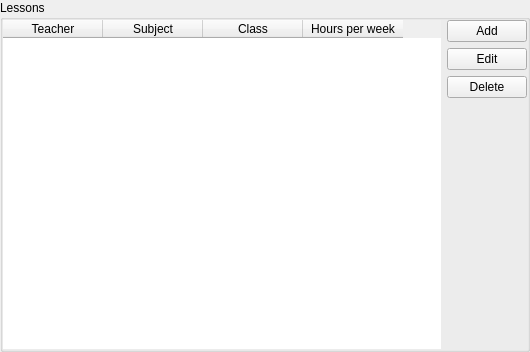
The window that Orar/OrarApp/LessonView.ui (alexandrutm/UnivTimetable) describes before a commit, drawn with Qt 5.
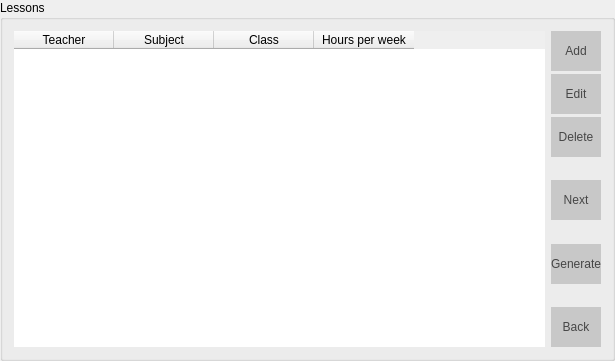
The same window after the commit.

Diff of the .ui file:
```diff
--- a/Orar/OrarApp/LessonView.ui
+++ b/Orar/OrarApp/LessonView.ui
@@ -6,8 +6,8 @@
    <rect>
     <x>0</x>
     <y>0</y>
-    <width>530</width>
-    <height>352</height>
+    <width>615</width>
+    <height>361</height>
    </rect>
   </property>
   <property name="windowTitle">
@@ -34,71 +34,8 @@
      <property name="title">
       <string>Lessons</string>
      </property>
-     <layout class="QGridLayout" name="gridLayout_2">
-      <property name="leftMargin">
-       <number>0</number>
-      </property>
-      <property name="topMargin">
-       <number>0</number>
-      </property>
-      <property name="rightMargin">
-       <number>0</number>
-      </property>
-      <property name="bottomMargin">
-       <number>0</number>
-      </property>
-      <property name="spacing">
-       <number>0</number>
-      </property>
-      <item row="0" column="0">
-       <layout class="QGridLayout" name="gridLayout">
-        <item row="0" column="1">
-         <layout class="QVBoxLayout" name="verticalLayout_3">
+     <layout class="QHBoxLayout" name="horizontalLayout">
           <item>
-           <layout class="QVBoxLayout" name="verticalLayout">
-            <item>
-             <widget class="QPushButton" name="Add">
-              <property name="text">
-               <string>Add</string>
-              </property>
-             </widget>
-            </item>
-            <item>
-             <widget class="QPushButton" name="Edit">
-              <property name="text">
-               <string>Edit</string>
-              </property>
-             </widget>
-            </item>
-            <item>
-             <widget class="QPushButton" name="Delete">
-              <property name="text">
-               <string>Delete</string>
-              </property>
-             </widget>
-            </item>
-           </layout>
-          </item>
-          <item>
-           <layout class="QVBoxLayout" name="verticalLayout_2">
-            <item>
-             <spacer name="verticalSpacer">
-              <property name="orientation">
-               <enum>Qt::Vertical</enum>
-              </property>
-              <property name="sizeHint" stdset="0">
-               <size>
-                <width>20</width>
-                <height>40</height>
-               </size>
-              </property>
-             </spacer>
-            </item>
-           </layout>
-          </item>
-         </layout>
-        </item>
-        <item row="0" column="0">
          <widget class="QTableWidget" name="tableWidget">
           <property name="frameShape">
            <enum>QFrame::NoFrame</enum>
@@ -153,6 +90,200 @@
             <set>AlignCenter</set>
            </property>
           </column>
+       </widget>
+      </item>
+      <item>
+       <layout class="QVBoxLayout" name="verticalLayout_5">
+        <property name="spacing">
+         <number>3</number>
+        </property>
+        <item>
+         <widget class="QPushButton" name="mAdd">
+          <property name="minimumSize">
+           <size>
+            <width>0</width>
+            <height>40</height>
+           </size>
+          </property>
+          <property name="styleSheet">
+           <string notr="true">QPushButton{
+	font: 75 11pt &quot;Times New Roman&quot;;
+	color: rgb(70, 70, 70);
+	background-color: rgb(200, 200, 200);
+	border: 0px solid;
+}
+
+QPushButton:hover {
+	background-color: rgb(231, 231, 231);
+}</string>
+          </property>
+          <property name="text">
+           <string>Add</string>
+          </property>
+         </widget>
+        </item>
+        <item>
+         <widget class="QPushButton" name="mEdit">
+          <property name="minimumSize">
+           <size>
+            <width>0</width>
+            <height>40</height>
+           </size>
+          </property>
+          <property name="styleSheet">
+           <string notr="true">QPushButton{
+	font: 75 11pt &quot;Times New Roman&quot;;
+	color: rgb(70, 70, 70);
+	background-color: rgb(200, 200, 200);
+	border: 0px solid;
+}
+
+QPushButton:hover {
+	background-color: rgb(231, 231, 231);
+}</string>
+          </property>
+          <property name="text">
+           <string>Edit</string>
+          </property>
+         </widget>
+        </item>
+        <item>
+         <widget class="QPushButton" name="mDelete">
+          <property name="minimumSize">
+           <size>
+            <width>0</width>
+            <height>40</height>
+           </size>
+          </property>
+          <property name="styleSheet">
+           <string notr="true">QPushButton{
+	font: 75 11pt &quot;Times New Roman&quot;;
+	color: rgb(70, 70, 70);
+	background-color: rgb(200, 200, 200);
+	border: 0px solid;
+}
+
+QPushButton:hover {
+	background-color: rgb(231, 231, 231);
+}</string>
+          </property>
+          <property name="text">
+           <string>Delete</string>
+          </property>
+         </widget>
+        </item>
+        <item>
+         <spacer name="verticalSpacer_3">
+          <property name="orientation">
+           <enum>Qt::Vertical</enum>
+          </property>
+          <property name="sizeHint" stdset="0">
+           <size>
+            <width>20</width>
+            <height>40</height>
+           </size>
+          </property>
+         </spacer>
+        </item>
+        <item>
+         <widget class="QPushButton" name="mNext">
+          <property name="minimumSize">
+           <size>
+            <width>0</width>
+            <height>40</height>
+           </size>
+          </property>
+          <property name="styleSheet">
+           <string notr="true">QPushButton{
+	font: 75 11pt &quot;Times New Roman&quot;;
+	color: rgb(70, 70, 70);
+	background-color: rgb(200, 200, 200);
+	border: 0px solid;
+}
+
+QPushButton:hover {
+	background-color: rgb(231, 231, 231);
+}</string>
+          </property>
+          <property name="text">
+           <string>Next</string>
+          </property>
+         </widget>
+        </item>
+        <item>
+         <spacer name="verticalSpacer_2">
+          <property name="orientation">
+           <enum>Qt::Vertical</enum>
+          </property>
+          <property name="sizeHint" stdset="0">
+           <size>
+            <width>20</width>
+            <height>40</height>
+           </size>
+          </property>
+         </spacer>
+        </item>
+        <item>
+         <widget class="QPushButton" name="mGenerate">
+          <property name="minimumSize">
+           <size>
+            <width>0</width>
+            <height>40</height>
+           </size>
+          </property>
+          <property name="styleSheet">
+           <string notr="true">QPushButton{
+	font: 75 11pt &quot;Times New Roman&quot;;
+	color: rgb(70, 70, 70);
+	background-color: rgb(200, 200, 200);
+	border: 0px solid;
+}
+
+QPushButton:hover {
+	background-color: rgb(231, 231, 231);
+}</string>
+          </property>
+          <property name="text">
+           <string>Generate</string>
+          </property>
+         </widget>
+        </item>
+        <item>
+         <spacer name="verticalSpacer">
+          <property name="orientation">
+           <enum>Qt::Vertical</enum>
+          </property>
+          <property name="sizeHint" stdset="0">
+           <size>
+            <width>20</width>
+            <height>40</height>
+           </size>
+          </property>
+         </spacer>
+        </item>
+        <item>
+         <widget class="QPushButton" name="mBack">
+          <property name="minimumSize">
+           <size>
+            <width>0</width>
+            <height>40</height>
+           </size>
+          </property>
+          <property name="styleSheet">
+           <string notr="true">QPushButton{
+	font: 75 11pt &quot;Times New Roman&quot;;
+	color: rgb(70, 70, 70);
+	background-color: rgb(200, 200, 200);
+	border: 0px solid;
+}
+
+QPushButton:hover {
+	background-color: rgb(231, 231, 231);
+}</string>
+          </property>
+          <property name="text">
+           <string>Back</string>
+          </property>
          </widget>
         </item>
        </layout>
```
Lines whose indentation alone changed are shown as unchanged.
